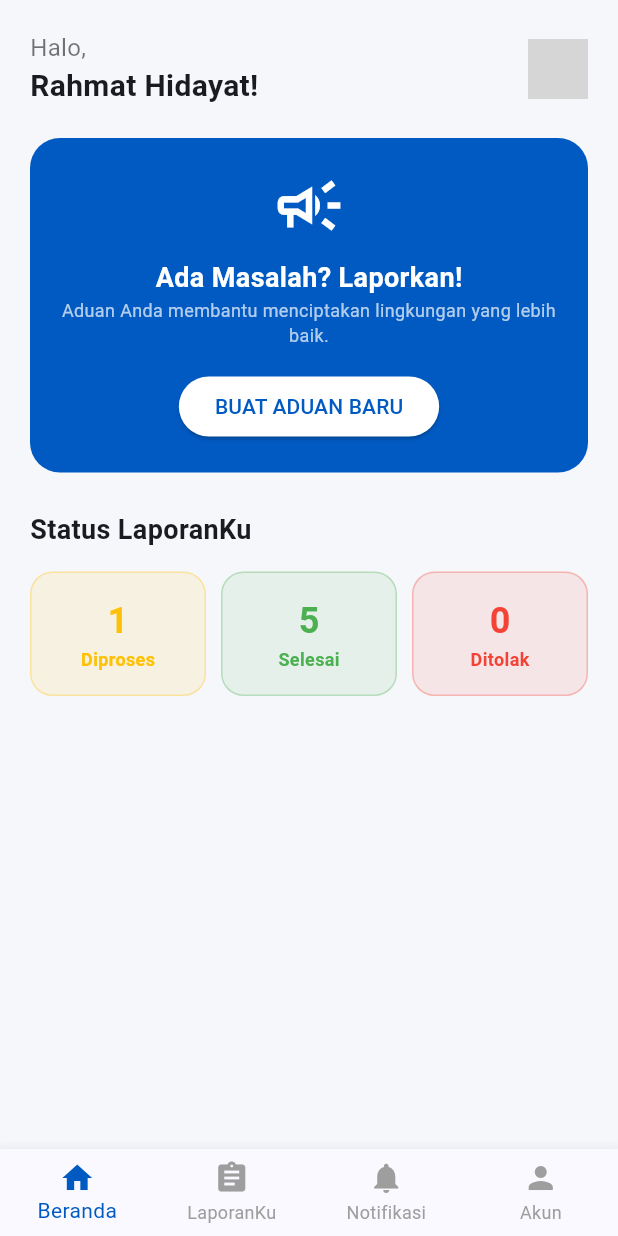
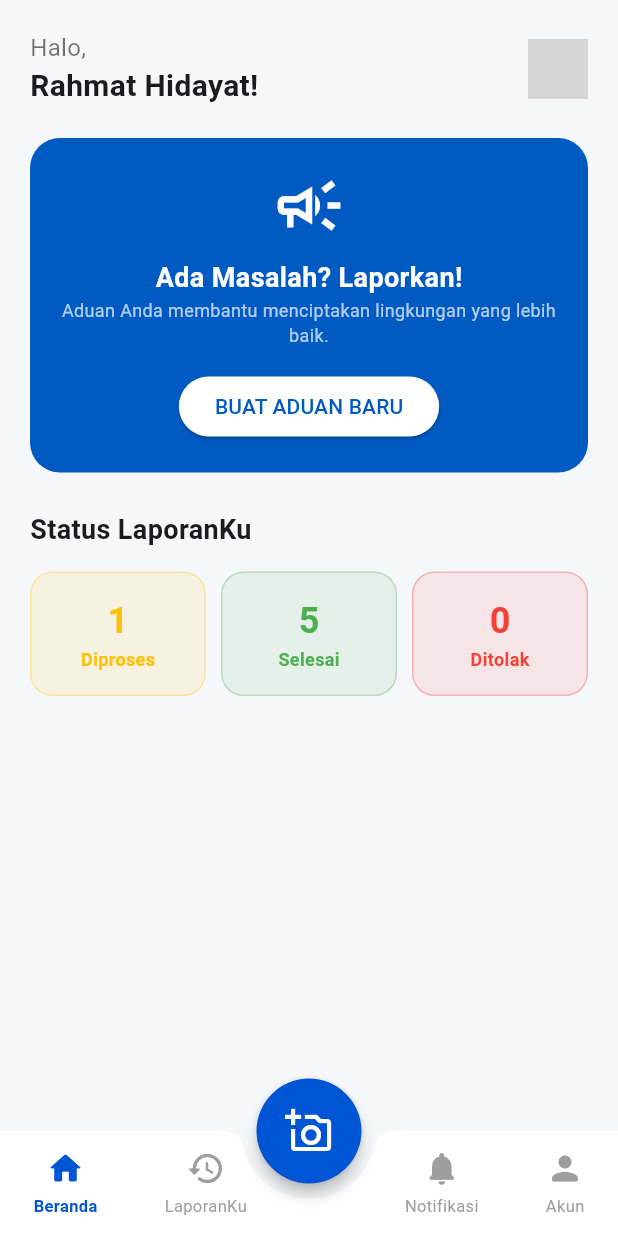
Before and after one commit to SaidaMuthia/LaporKi, a Flutter app: the UserDashboard screen opened by its route, on a phone screen of 412 x 824 dp. Run offline on Flutter 3.47's test engine with Material 3 defaults, Android fonts, the phone set to English and light mode, and no system bars; network calls fail; grey boxes are pictures that could not be loaded.

Commit message:
fix user navbar and report history

```diff
--- a/lib/fragments.dart
+++ b/lib/fragments.dart
@@ -181,7 +181,7 @@ class NotificationFragment extends StatelessWidget {
       appBar: AppBar(title: const Text("Notifikasi")),
       body: ListView.separated(
         itemCount: 5,
-        separatorBuilder: (_, __) => const Divider(height: 1),
+        separatorBuilder: (_, _) => const Divider(height: 1),
         itemBuilder: (ctx, i) {
           return ListTile(
             tileColor: i == 0 ? Colors.blue[50] : Colors.white, // Highlight unread
--- a/lib/main.dart
+++ b/lib/main.dart
@@ -1,5 +1,3 @@
-import 'dart:ui';
-
 import 'package:flutter/material.dart';
 import './auth/auth_pages.dart';
 import './user/user_dashboard.dart';
--- a/lib/user/user_dashboard.dart
+++ b/lib/user/user_dashboard.dart
@@ -1,5 +1,7 @@
 import 'package:flutter/material.dart';
-import '../fragments.dart';
+import 'package:laporki/user/report_flow.dart'; // Import alur laporan
+import 'package:laporki/fragments.dart'; // Import halaman-halaman (Home, History, dll)
+import 'package:laporki/profile_pages.dart'; // Import halaman profil jika terpisah
 
 class UserDashboard extends StatefulWidget {
   const UserDashboard({super.key});
@@ -11,30 +13,103 @@ class UserDashboard extends StatefulWidget {
 class _UserDashboardState extends State<UserDashboard> {
   int _currentIndex = 0;
 
+  // Daftar Halaman untuk Tab Bar
   final List<Widget> _pages = [
-    const HomeFragment(),
-    const LaporankuFragment(),
-    const NotificationFragment(),
-    const AccountFragment(),
+    const HomeFragment(),       // Index 0: Beranda
+    const LaporankuFragment(),    // Index 1: Riwayat Laporan
+    const NotificationFragment(), // Index 2: Notifikasi
+    const AccountFragment(),    // Index 3: Profil
   ];
 
   @override
   Widget build(BuildContext context) {
     return Scaffold(
+      // Menampilkan halaman sesuai index yang dipilih
       body: _pages[_currentIndex],
-      bottomNavigationBar: BottomNavigationBar(
-        currentIndex: _currentIndex,
-        onTap: (index) => setState(() => _currentIndex = index),
-        type: BottomNavigationBarType.fixed,
-        selectedItemColor: Theme.of(context).primaryColor,
-        unselectedItemColor: Colors.grey,
-        showUnselectedLabels: true,
-        items: const [
-          BottomNavigationBarItem(icon: Icon(Icons.home), label: "Beranda"),
-          BottomNavigationBarItem(icon: Icon(Icons.assignment), label: "LaporanKu"),
-          BottomNavigationBarItem(icon: Icon(Icons.notifications), label: "Notifikasi"),
-          BottomNavigationBarItem(icon: Icon(Icons.person), label: "Akun"),
-        ],
+
+      // 1. TOMBOL LAPOR (Tengah & Biru)
+      floatingActionButton: SizedBox(
+        height: 70, // Ukuran tombol lebih besar
+        width: 70,
+        child: FloatingActionButton(
+          onPressed: () {
+            // Aksi: Buka halaman Laporan
+            Navigator.push(
+              context,
+              MaterialPageRoute(builder: (context) => const LocationPermissionPage()),
+            );
+          },
+          backgroundColor: const Color(0xFF0055D4), // Warna Biru Utama
+          shape: const CircleBorder(), // Bentuk bulat sempurna
+          elevation: 4.0,
+          // Icon Kamera/Tambah Laporan
+          child: const Icon(Icons.add_a_photo_outlined, size: 32, color: Colors.white),
+        ),
+      ),
+
+      // 2. Posisi Tombol: Di tengah & menempel di dock bawah
+      floatingActionButtonLocation: FloatingActionButtonLocation.centerDocked,
+
+      // 3. NAVIGATION BAR (BottomAppBar)
+      bottomNavigationBar: BottomAppBar(
+        shape: const CircularNotchedRectangle(), // Membuat lekukan untuk tombol
+        notchMargin: 10.0, // Jarak antara tombol dan bar
+        color: Colors.white,
+        elevation: 10,
+        height: 70, // Tinggi Navbar
+        padding: EdgeInsets.zero,
+        child: Row(
+          mainAxisAlignment: MainAxisAlignment.spaceAround,
+          children: [
+            // --- KIRI ---
+            _buildNavItem(icon: Icons.home_rounded, label: "Beranda", index: 0),
+            _buildNavItem(icon: Icons.history_rounded, label: "LaporanKu", index: 1),
+
+            // SPASI KOSONG DI TENGAH (Untuk tempat tombol biru)
+            const SizedBox(width: 40),
+
+            // --- KANAN ---
+            _buildNavItem(icon: Icons.notifications_rounded, label: "Notifikasi", index: 2),
+            _buildNavItem(icon: Icons.person_rounded, label: "Akun", index: 3),
+          ],
+        ),
+      ),
+    );
+  }
+
+  // Widget Helper untuk membuat item navigasi agar kodenya rapi
+  Widget _buildNavItem({required IconData icon, required String label, required int index}) {
+    final bool isSelected = _currentIndex == index;
+
+    return InkWell(
+      onTap: () {
+        setState(() {
+          _currentIndex = index;
+        });
+      },
+      borderRadius: BorderRadius.circular(12),
+      child: Padding(
+        padding: const EdgeInsets.symmetric(horizontal: 12.0, vertical: 4.0),
+        child: Column(
+          mainAxisSize: MainAxisSize.min,
+          mainAxisAlignment: MainAxisAlignment.center,
+          children: [
+            Icon(
+              icon,
+              color: isSelected ? const Color(0xFF0055D4) : Colors.grey,
+              size: 26,
+            ),
+            const SizedBox(height: 4),
+            Text(
+              label,
+              style: TextStyle(
+                color: isSelected ? const Color(0xFF0055D4) : Colors.grey,
+                fontSize: 11,
+                fontWeight: isSelected ? FontWeight.w600 : FontWeight.normal,
+              ),
+            ),
+          ],
+        ),
       ),
     );
   }
```
